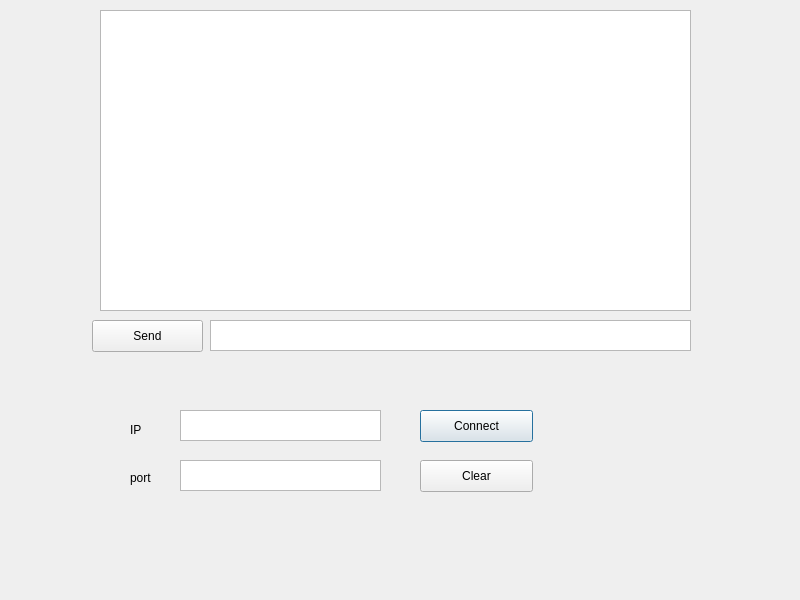
Above: chatclient/client/dialog.ui from Radicas/ChatRoomByCpp11 before the change. Below: the same form after it.
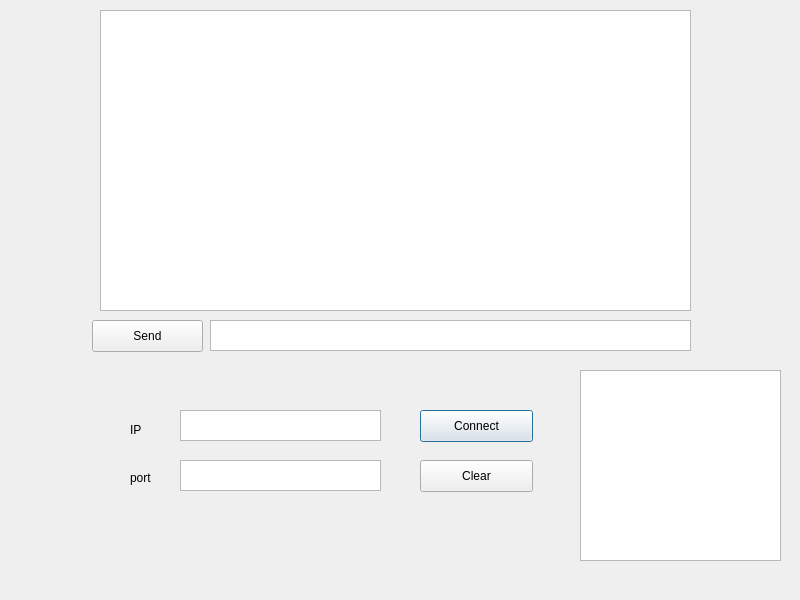
That is the form after the change.

Commit message: 客户端实现单向发送消息给服务端

Diff of the .ui file:
```diff
--- a/chatclient/client/dialog.ui
+++ b/chatclient/client/dialog.ui
@@ -118,6 +118,16 @@
     <string>Send</string>
    </property>
   </widget>
+  <widget class="QTextBrowser" name="log">
+   <property name="geometry">
+    <rect>
+     <x>580</x>
+     <y>370</y>
+     <width>201</width>
+     <height>191</height>
+    </rect>
+   </property>
+  </widget>
  </widget>
  <resources/>
  <connections/>
```
The commit also changes 2 other files.
